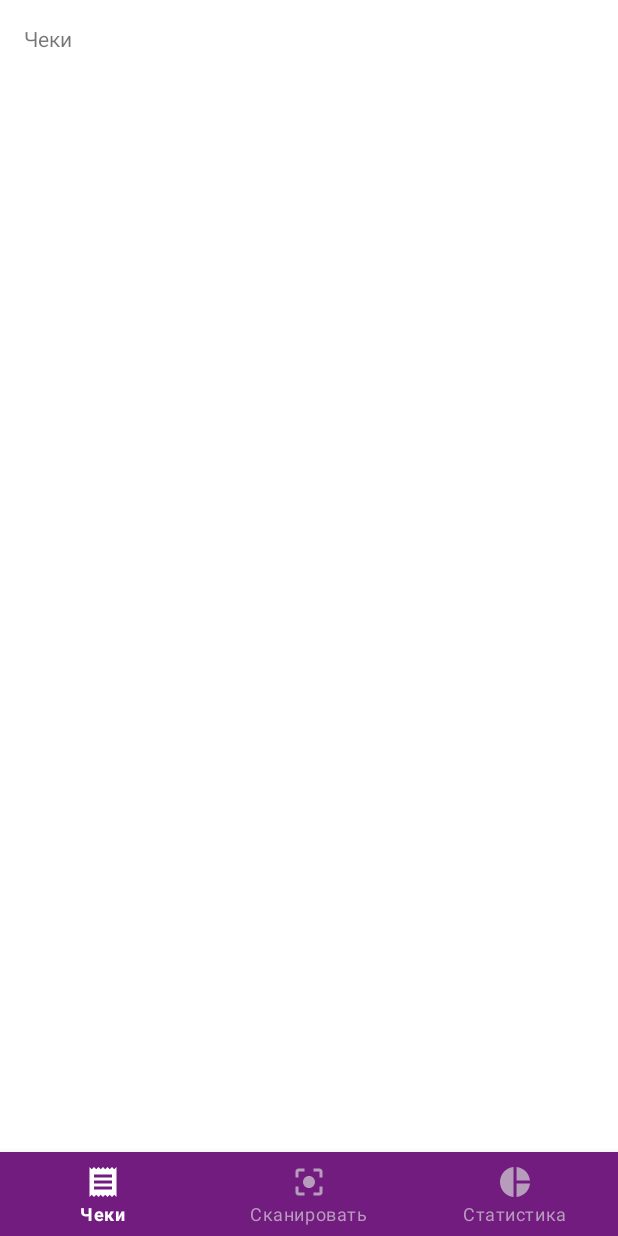
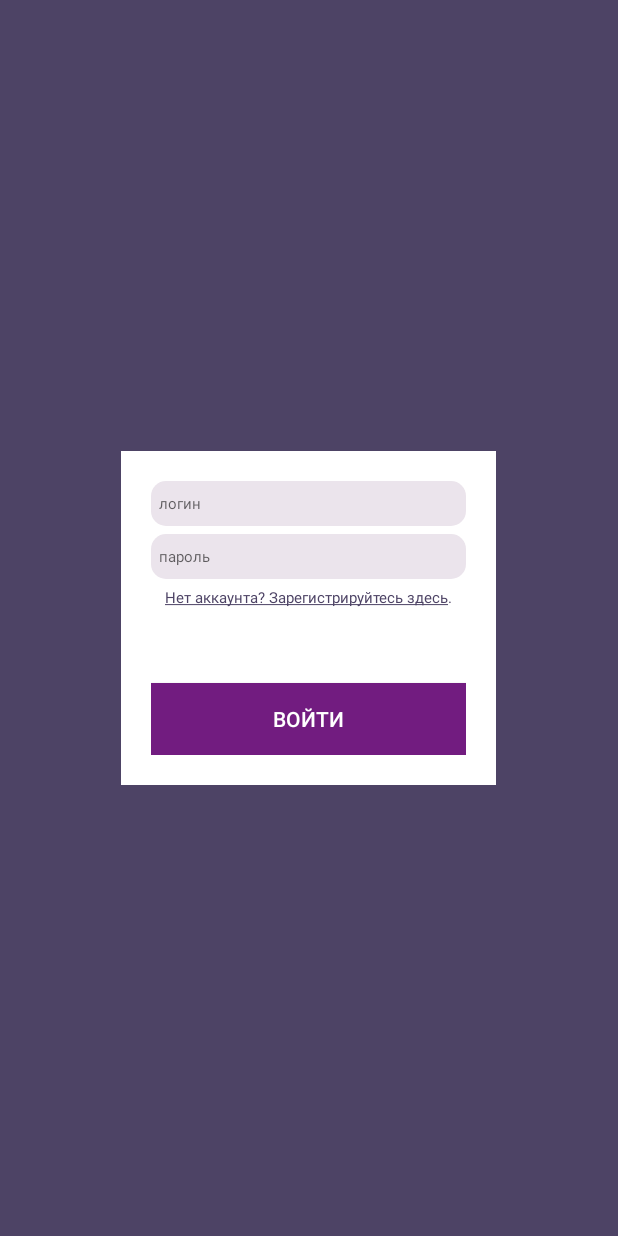
Before and after one commit to muzzy404/ExpensesAdvisor, an Android app: the screen it shows after launch (MainActivity before the commit, LoginActivity after it), on a phone screen of 412 x 824 dp. Run offline under Robolectric (Android 15) with nearby library versions, the phone set to English and light mode, and no system bars.

Commit message:
login screen

```diff
--- a/app/src/main/AndroidManifest.xml
+++ b/app/src/main/AndroidManifest.xml
@@ -12,7 +12,7 @@
         android:theme="@style/AppTheme"
         tools:ignore="GoogleAppIndexingWarning">
         <activity
-            android:name=".MainActivity"
+            android:name=".LoginActivity"
             android:label="@string/app_name">
             <intent-filter>
                 <action android:name="android.intent.action.MAIN" />
@@ -20,6 +20,9 @@
                 <category android:name="android.intent.category.LAUNCHER" />
             </intent-filter>
         </activity>
+        <activity android:name=".MainActivity">
+
+        </activity>
     </application>
 
 </manifest>
--- /dev/null
+++ b/app/src/main/java/spbpu/ponzelkoch/expensesadvisor/LoginActivity.java
@@ -0,0 +1,51 @@
+package spbpu.ponzelkoch.expensesadvisor;
+
+import androidx.appcompat.app.AppCompatActivity;
+
+import android.content.Intent;
+import android.os.Bundle;
+import android.view.View;
+import android.widget.Button;
+import android.widget.EditText;
+import android.widget.TextView;
+
+public class LoginActivity extends AppCompatActivity {
+
+    public static final String USERNAME = "username";
+
+    EditText usernameField;
+    EditText passwordField;
+
+    @Override
+    protected void onCreate(Bundle savedInstanceState) {
+        super.onCreate(savedInstanceState);
+        setContentView(R.layout.activity_login);
+
+        TextView signUpLink = findViewById(R.id.signup_link);
+        signUpLink.setText(R.string.title_sign_up_link);
+
+        usernameField = findViewById(R.id.username_field);
+        passwordField = findViewById(R.id.password_field);
+
+        final Button loginButton = findViewById(R.id.login_button);
+        loginButton.setOnClickListener(new View.OnClickListener() {
+            @Override
+            public void onClick(View v) {
+                login();
+            }
+        });
+    }
+
+    protected void login() {
+        String username = usernameField.getText().toString();
+        String password = passwordField.getText().toString();
+
+        boolean success = true;  // TODO: send to server and get answer
+
+        if (success) {
+            Intent intent = new Intent(this, MainActivity.class);
+            intent.putExtra(USERNAME, username);
+            startActivity(intent);
+        }
+    }
+}
--- /dev/null
+++ b/app/src/main/res/drawable/edit_rounded_field.xml
@@ -0,0 +1,8 @@
+<?xml version="1.0" encoding="utf-8"?>
+<shape
+    xmlns:android="http://schemas.android.com/apk/res/android"
+    android:shape="rectangle">
+
+    <solid android:color="@color/color_login_filed"/>
+    <corners android:radius="@dimen/login_field_radius"/>
+</shape>
--- /dev/null
+++ b/app/src/main/res/layout/activity_login.xml
@@ -0,0 +1,53 @@
+<?xml version="1.0" encoding="utf-8"?>
+<FrameLayout
+    xmlns:android="http://schemas.android.com/apk/res/android"
+    xmlns:app="http://schemas.android.com/apk/res-auto"
+    xmlns:tools="http://schemas.android.com/tools"
+    android:layout_width="match_parent"
+    android:layout_height="match_parent"
+    android:background="@color/color_primary_dark"
+    tools:context=".LoginActivity">
+
+
+    <LinearLayout
+        android:layout_gravity="center"
+        android:layout_width="@dimen/login_card_width"
+        android:paddingStart="@dimen/login_card_padding"
+        android:paddingEnd="@dimen/login_card_padding"
+        android:paddingTop="@dimen/login_card_padding"
+        android:paddingBottom="@dimen/login_card_padding"
+        android:layout_height="wrap_content"
+        android:orientation="vertical"
+        android:background="@color/color_white">
+
+        <EditText
+            android:id="@+id/username_field"
+            style="@style/LoginFieldsTheme"
+            android:hint="@string/title_login"
+            android:inputType="textPersonName" />
+
+        <EditText
+            android:id="@+id/password_field"
+            style="@style/LoginFieldsTheme"
+            android:hint="@string/title_password"
+            android:inputType="textPassword" />
+
+        <TextView
+            android:id="@+id/signup_link"
+            android:layout_width="match_parent"
+            android:layout_height="wrap_content"
+            android:textColor="@color/color_primary_dark"
+            android:textSize="@dimen/login_field_text_size"
+            android:gravity="center"
+            android:text="@string/title_sign_up_link" />
+
+        <Button
+            android:id="@+id/login_button"
+            android:layout_marginTop="@dimen/login_card_button_top_margin"
+            android:layout_width="match_parent"
+            android:layout_height="wrap_content"
+            android:textColor="@color/color_white"
+            android:background="@color/color_primary"
+            android:text="@string/title_login_button" />
+    </LinearLayout>
+</FrameLayout>
--- a/app/src/main/res/values/colors.xml
+++ b/app/src/main/res/values/colors.xml
@@ -1,9 +1,13 @@
 <?xml version="1.0" encoding="utf-8"?>
-<resources>
+<resources xmlns:tools="http://schemas.android.com/tools" tools:override="true">
     <color name="color_primary">#721c80</color>
     <color name="color_primary_dark">#4d4365</color>
     <color name="color_accent">#ff5f4f</color>
 
     <color name="color_navigation_not_active">#b89cbc</color>
     <color name="color_navigation_active">#ffffff</color>
+
+    <color name="color_white">#ffffff</color>
+    <color name="color_login_filed">#ebe4ec</color>
+    <color name="color_error">#e91a6d</color>
 </resources>
--- a/app/src/main/res/values/dimens.xml
+++ b/app/src/main/res/values/dimens.xml
@@ -2,4 +2,14 @@
     <!-- Default screen margins, per the Android Design guidelines. -->
     <dimen name="activity_horizontal_margin">16dp</dimen>
     <dimen name="activity_vertical_margin">16dp</dimen>
+
+    <dimen name="login_field_text_size">10sp</dimen>
+    <dimen name="login_field_height">30dp</dimen>
+    <dimen name="login_field_padding">5dp</dimen>
+    <dimen name="login_field_radius">10dp</dimen>
+    <dimen name="login_field_margin_bottom">5dp</dimen>
+
+    <dimen name="login_card_padding">20dp</dimen>
+    <dimen name="login_card_width">250dp</dimen>
+    <dimen name="login_card_button_top_margin">50dp</dimen>
 </resources>
--- a/app/src/main/res/values/strings.xml
+++ b/app/src/main/res/values/strings.xml
@@ -3,4 +3,12 @@
     <string name="title_checks_list">Чеки</string>
     <string name="title_qr_scanner">Сканировать</string>
     <string name="title_statistics">Статистика</string>
+
+    <!-- login screen string constants -->
+    <string name="title_sign_up_link">
+        <u>Нет аккаунта? Зарегистрируйтесь здесь</u>.
+    </string>
+    <string name="title_login">логин</string>
+    <string name="title_password">пароль</string>
+    <string name="title_login_button">войти</string>
 </resources>
--- a/app/src/main/res/values/styles.xml
+++ b/app/src/main/res/values/styles.xml
@@ -1,12 +1,27 @@
 <resources>
 
     <!-- Base application theme. -->
-    <!--<style name="AppTheme" parent="Theme.AppCompat.Light.DarkActionBar">-->
-    <style name="AppTheme" parent="Theme.MaterialComponents.Light.NoActionBar">
+    <!--<style name="AppTheme" parent="Theme.AppCompat.Light.NoActionBar">-->
+    <style name="AppTheme" parent="Theme.MaterialComponents.Light.NoActionBar.Bridge">
         <item name="android:windowNoTitle">true</item>
         <item name="colorPrimary">@color/color_primary</item>
         <item name="colorPrimaryDark">@color/color_primary_dark</item>
         <item name="colorAccent">@color/color_accent</item>
+
+        <item name="colorSecondary">@color/color_primary_dark</item>
+        <item name="android:colorBackground">@color/color_white</item>
+        <item name="colorError">@color/color_error</item>
     </style>
 
+    <style name="LoginFieldsTheme">
+        <item name="android:ems">10</item>
+        <item name="android:padding">@dimen/login_field_padding</item>
+        <item name="android:layout_marginBottom">@dimen/login_field_margin_bottom</item>
+        <item name="android:layout_width">match_parent</item>
+        <item name="android:layout_height">@dimen/login_field_height</item>
+        <item name="android:textSize">@dimen/login_field_text_size</item>
+        <item name="android:background">@drawable/edit_rounded_field</item>
+    </style>
+
+
 </resources>
```
Also changed, not shown: app/src/main/java/spbpu/ponzelkoch/expensesadvisor/MainActivity.java (+9 -1 lines), 2 other files.
